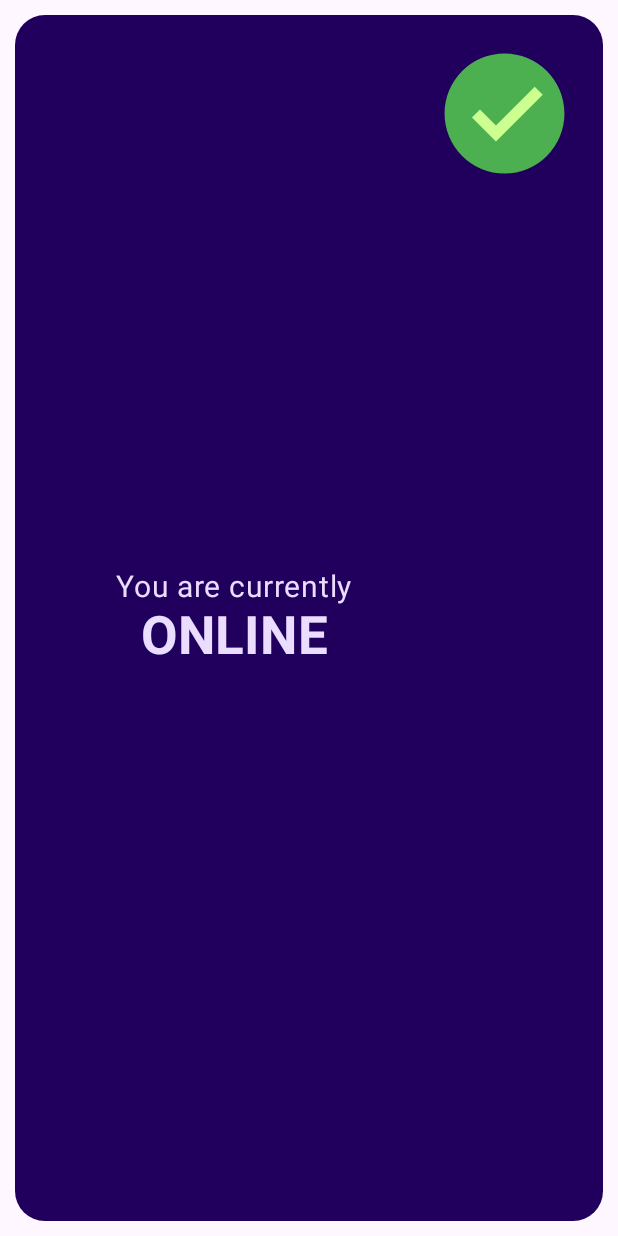
After one commit to mjanusz01/elementOffline, an Android app built with Jetpack Compose: the composable ConnectionCard shown on its own in the app's theme, on a phone screen of 412 x 824 dp. The commit adds this screen. Run offline under Robolectric (Android 15) with nearby library versions, the phone set to English and light mode, and no system bars.

Commit message:
UI refactor, rearranged colors

```diff
--- /dev/null
+++ b/app/src/main/java/com/example/parmegianocounter/ui/components/ConnectionCard.kt
@@ -0,0 +1,90 @@
+package com.example.parmegianocounter.ui.components
+
+import androidx.compose.foundation.Image
+import androidx.compose.foundation.background
+import androidx.compose.foundation.layout.Column
+import androidx.compose.foundation.layout.Row
+import androidx.compose.foundation.layout.Spacer
+import androidx.compose.foundation.layout.fillMaxSize
+import androidx.compose.foundation.layout.fillMaxWidth
+import androidx.compose.foundation.layout.height
+import androidx.compose.foundation.layout.padding
+import androidx.compose.foundation.shape.RoundedCornerShape
+import androidx.compose.material3.MaterialTheme
+import androidx.compose.material3.Surface
+import androidx.compose.material3.Text
+import androidx.compose.runtime.Composable
+import androidx.compose.ui.Modifier
+import androidx.compose.ui.draw.clip
+import androidx.compose.ui.res.painterResource
+import androidx.compose.ui.text.font.FontWeight
+import androidx.compose.ui.text.style.TextAlign
+import androidx.compose.ui.tooling.preview.Preview
+import androidx.compose.ui.unit.dp
+import androidx.compose.ui.unit.sp
+import com.example.parmegianocounter.R
+import com.example.parmegianocounter.ui.theme.ParmegianoCounterTheme
+import com.example.parmegianocounter.ui.vm.ConnectionState
+
+@Composable
+fun ConnectionCard(
+    connectionState: ConnectionState,
+    modifier: Modifier = Modifier
+) {
+    Row(
+        modifier = modifier
+            .fillMaxSize()
+            .padding(10.dp)
+            .clip(RoundedCornerShape(20.dp))
+            .background(MaterialTheme.colorScheme.onPrimaryContainer)
+            .padding(10.dp)
+
+    ) {
+        Column(
+            Modifier
+                .weight(0.7F)
+                .padding(start = 10.dp)) {
+            Spacer(Modifier.weight(1F))
+            Text(
+                text = "You are currently",
+                fontSize = 20.sp,
+                textAlign = TextAlign.Center,
+                modifier = Modifier.fillMaxWidth(),
+                color = MaterialTheme.colorScheme.primaryContainer
+            )
+            Text(
+                text = connectionState.toString(),
+                textAlign = TextAlign.Center,
+                fontSize = 35.sp,
+                modifier = Modifier.fillMaxWidth(),
+                color = MaterialTheme.colorScheme.primaryContainer,
+                fontWeight = FontWeight.W700
+            )
+            Spacer(Modifier.weight(1F))
+        }
+
+        Image(
+            painter = painterResource(
+                when (connectionState) {
+                    ConnectionState.ONLINE -> R.drawable.ok_svgrepo_com
+                    ConnectionState.OFFLINE -> R.drawable.error_close_svgrepo_com
+                }
+            ),
+            contentDescription = null,
+            modifier = Modifier
+                .weight(0.3F).padding(10.dp)
+        )
+    }
+}
+
+@Composable
+@Preview
+fun ConnectionCardPreview() {
+    ParmegianoCounterTheme {
+        Surface {
+            Column {
+                ConnectionCard(connectionState = ConnectionState.ONLINE, modifier = Modifier.weight(0.2F))
+            }
+        }
+    }
+}
--- a/app/src/main/java/com/example/parmegianocounter/ui/vm/DishViewModel.kt
+++ b/app/src/main/java/com/example/parmegianocounter/ui/vm/DishViewModel.kt
@@ -38,9 +38,7 @@ class DishViewModel(
                                 dishRepository.deleteDishes()
                                 dishRepository.upsertDishes(result.data.dishes.map { it.asEntity() })
                             }
-                            else -> {
-
-                            }
+                            else -> Unit
                         }
                     }
                 }
--- /dev/null
+++ b/app/src/main/res/drawable/error_close_svgrepo_com.xml
@@ -0,0 +1,18 @@
+<vector xmlns:android="http://schemas.android.com/apk/res/android"
+    android:width="800dp"
+    android:height="800dp"
+    android:viewportWidth="512"
+    android:viewportHeight="512">
+  <path
+      android:pathData="M0,256c0,141.38 114.61,256 256,256l22.26,-256L256,0C114.61,0 0,114.61 0,256z"
+      android:fillColor="#FF7855"/>
+  <path
+      android:pathData="M256,0v512c141.38,0 256,-114.62 256,-256S397.38,0 256,0z"
+      android:fillColor="#FF562B"/>
+  <path
+      android:pathData="M161.55,114.33l-47.22,47.22l94.44,94.45l-94.44,94.45l47.22,47.22l94.45,-94.45l22.26,-47.22l-22.26,-47.22z"
+      android:fillColor="#FFFFFF"/>
+  <path
+      android:pathData="M397.67,161.55l-47.22,-47.22l-94.45,94.44l0,94.44l94.45,94.45l47.22,-47.22l-94.45,-94.45z"
+      android:fillColor="#FFEAC3"/>
+</vector>
--- /dev/null
+++ b/app/src/main/res/drawable/ok_svgrepo_com.xml
@@ -0,0 +1,12 @@
+<vector xmlns:android="http://schemas.android.com/apk/res/android"
+    android:width="800dp"
+    android:height="800dp"
+    android:viewportWidth="1024"
+    android:viewportHeight="1024">
+  <path
+      android:pathData="M512,512m-448,0a448,448 0,1 0,896 0,448 448,0 1,0 -896,0Z"
+      android:fillColor="#4CAF50"/>
+  <path
+      android:pathData="M738.1,311.5L448,601.6l-119.5,-119.5 -59.7,59.7 179.2,179.2 349.9,-349.9z"
+      android:fillColor="#CCFF90"/>
+</vector>
```
Also changed, not shown: app/src/main/java/com/example/parmegianocounter/MainActivity.kt (+9 -8 lines), app/src/main/java/com/example/parmegianocounter/ui/components/DishCard.kt (renamed from app/src/main/java/com/example/parmegianocounter/ui/DishCard.kt, +9 -8 lines).
